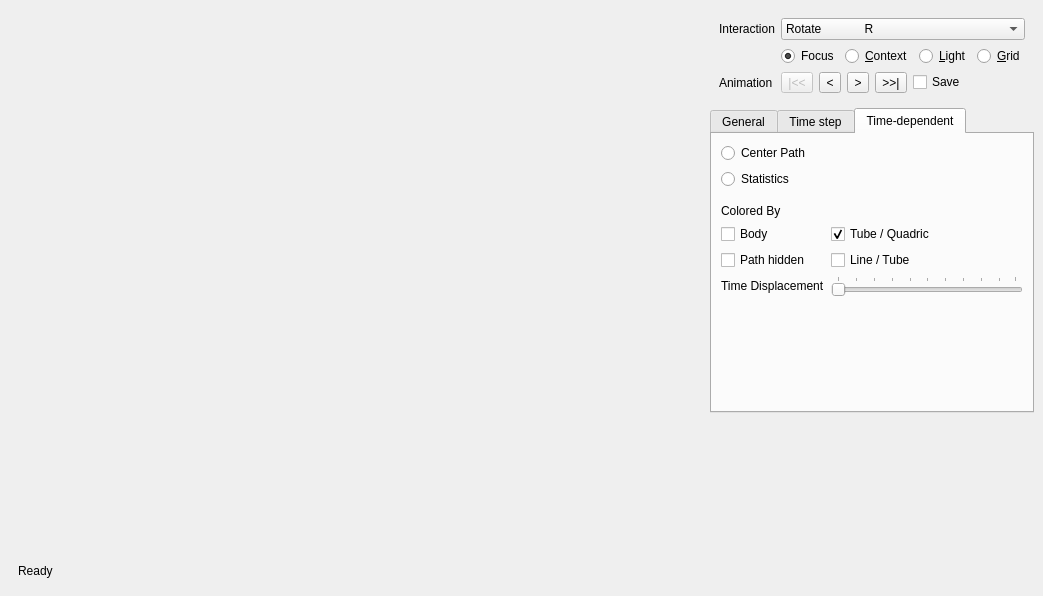
danlipsa/foamvis, file MainWindow.ui: the form before one commit.
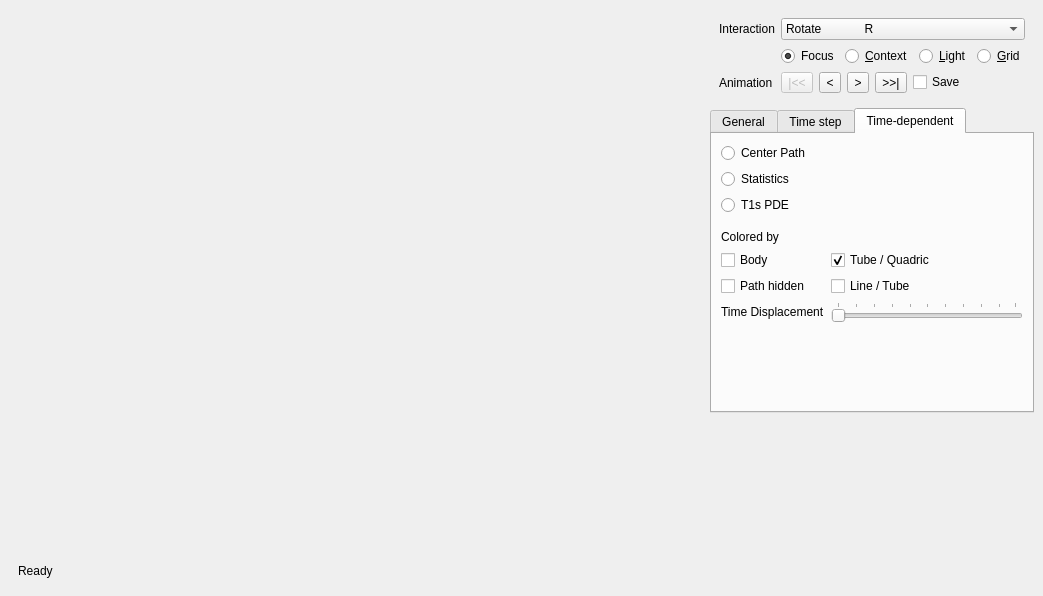
The form after the commit. The open tabs and pages were chosen to show the change. Custom widgets are drawn as their Qt base class.

Patch:
```diff
--- a/MainWindow.ui
+++ b/MainWindow.ui
@@ -1568,6 +1568,16 @@
              </attribute>
             </widget>
            </item>
+           <item>
+            <widget class="QRadioButton" name="radioButtonT1sPDE">
+             <property name="text">
+              <string>T1s PDE</string>
+             </property>
+             <attribute name="buttonGroup">
+              <string>buttonGroupViewType</string>
+             </attribute>
+            </widget>
+           </item>
            <item>
             <widget class="QStackedWidget" name="stackedWidgetTimeDependent">
              <property name="currentIndex">
@@ -1594,7 +1604,7 @@
                <item row="0" column="0">
                 <widget class="QLabel" name="label_2">
                  <property name="text">
-                  <string>Colored By</string>
+                  <string>Colored by</string>
                  </property>
                 </widget>
                </item>
```
Left out of the diff: 283 changed lines with no effect on the pictures.
